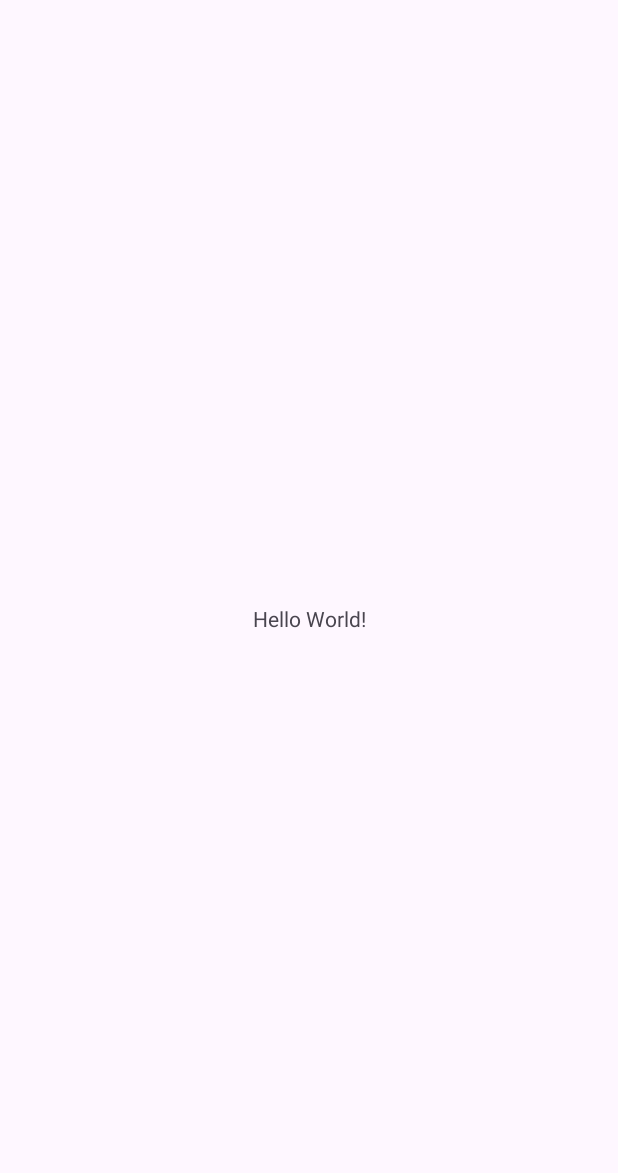
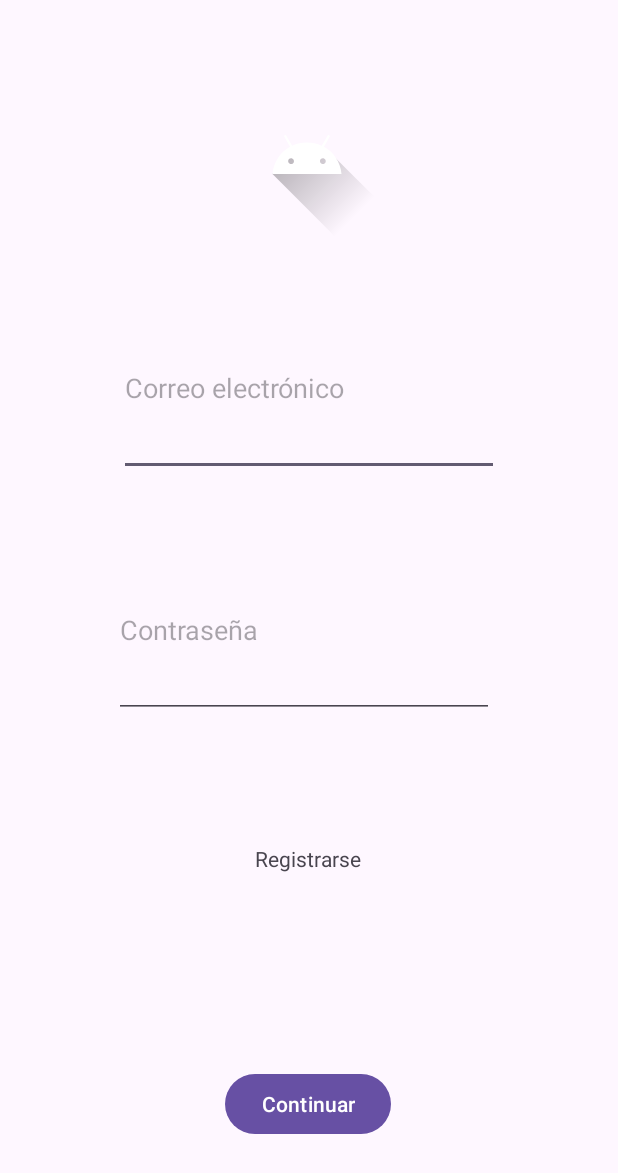
Before and after one commit to Random2127/Abogados, an Android app: the screen it shows after launch (MainActivity), on a phone screen of 412 x 824 dp. Before the commit the part shown is almost empty. Shown: the top 1173 px of the screen. Run offline under Robolectric (Android 15) with nearby library versions, the phone set to English and light mode, and no system bars.

Commit message:
Diseño main

```diff
--- a/app/src/main/res/layout/activity_main.xml
+++ b/app/src/main/res/layout/activity_main.xml
@@ -7,13 +7,62 @@
     android:layout_height="match_parent"
     tools:context=".MainActivity">
 
-    <TextView
+    <ImageView
+        android:id="@+id/imagen_main"
         android:layout_width="wrap_content"
         android:layout_height="wrap_content"
-        android:text="Hello World!"
-        app:layout_constraintBottom_toBottomOf="parent"
+        android:layout_marginTop="52dp"
+        android:src="@drawable/ic_launcher_foreground"
         app:layout_constraintEnd_toEndOf="parent"
+        app:layout_constraintHorizontal_bias="0.495"
         app:layout_constraintStart_toStartOf="parent"
         app:layout_constraintTop_toTopOf="parent" />
 
+    <Button
+        android:id="@+id/boton_main"
+        android:layout_width="wrap_content"
+        android:layout_height="wrap_content"
+        android:layout_marginBottom="64dp"
+        android:text="Continuar"
+        app:layout_constraintBottom_toBottomOf="parent"
+        app:layout_constraintEnd_toEndOf="parent"
+        app:layout_constraintHorizontal_bias="0.498"
+        app:layout_constraintStart_toStartOf="parent" />
+
+    <EditText
+        android:id="@+id/correo_main"
+        android:layout_width="253dp"
+        android:layout_height="117dp"
+        android:layout_marginTop="40dp"
+        android:ems="10"
+        android:hint="Correo electrónico"
+        android:inputType="textEmailAddress"
+        app:layout_constraintEnd_toEndOf="parent"
+        app:layout_constraintStart_toStartOf="parent"
+        app:layout_constraintTop_toBottomOf="@+id/imagen_main" />
+
+    <EditText
+        android:id="@+id/password_main"
+        android:layout_width="253dp"
+        android:layout_height="117dp"
+        android:layout_marginTop="44dp"
+        android:ems="10"
+        android:hint="Contraseña"
+        android:inputType="textPassword"
+        app:layout_constraintEnd_toEndOf="parent"
+        app:layout_constraintHorizontal_bias="0.478"
+        app:layout_constraintStart_toStartOf="parent"
+        app:layout_constraintTop_toBottomOf="@+id/correo_main" />
+
+    <TextView
+        android:id="@+id/registro_main"
+        android:layout_width="wrap_content"
+        android:layout_height="wrap_content"
+        android:layout_marginTop="84dp"
+        android:text="Registrarse"
+        app:layout_constraintEnd_toEndOf="parent"
+        app:layout_constraintHorizontal_bias="0.498"
+        app:layout_constraintStart_toStartOf="parent"
+        app:layout_constraintTop_toBottomOf="@+id/password_main" />
+
 </androidx.constraintlayout.widget.ConstraintLayout>
```
